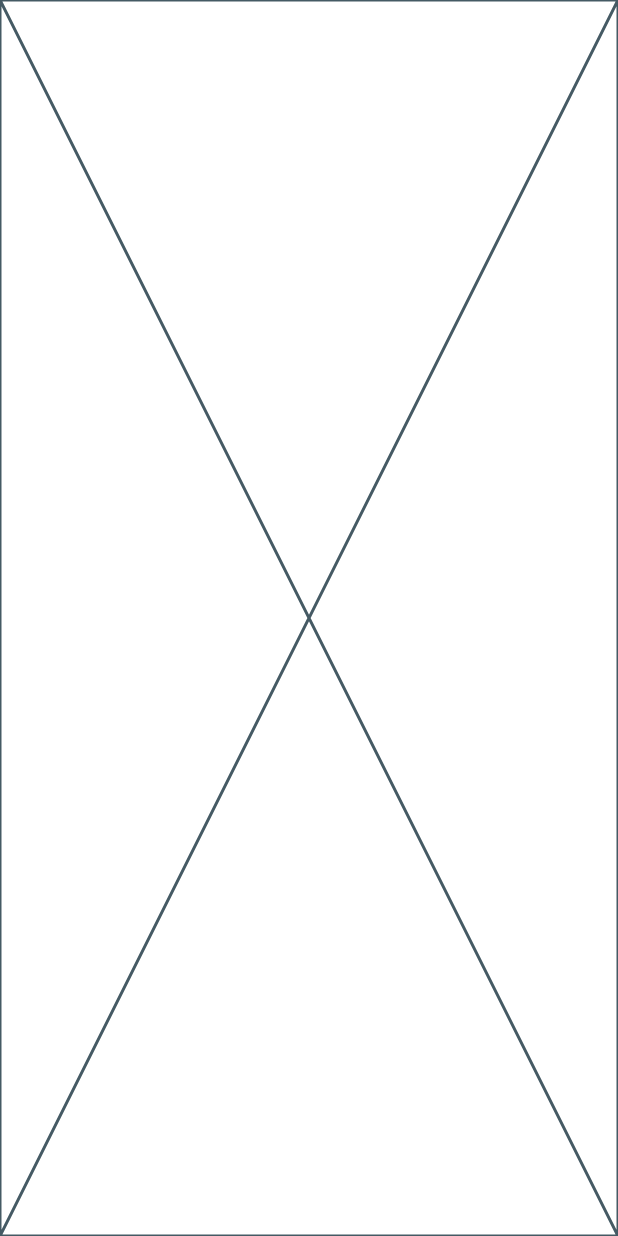
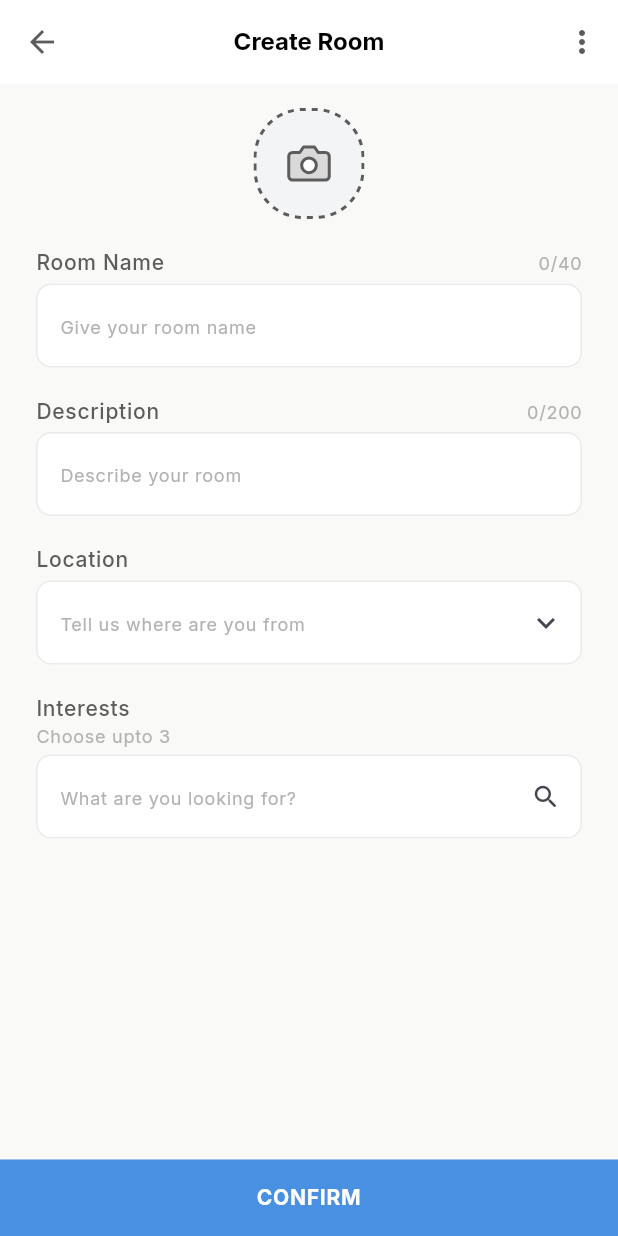
Before and after one commit to senioradventure/app-demo, a Flutter app: the screen it shows after launch, on a phone screen of 412 x 824 dp. Run offline on Flutter 3.47's test engine with Material 3 defaults, Android fonts, the phone set to English and light mode, and no system bars; our stand-ins replace dio, flutter_svg, google_fonts, image_picker.

Commit message:
create room

```diff
--- /dev/null
+++ b/lib/common/widgets/common_app_bar.dart
@@ -0,0 +1,46 @@
+import 'package:flutter/material.dart';
+import 'package:senior_circle/theme/colors/app_colors.dart';
+
+class CommonAppBar extends StatelessWidget implements PreferredSizeWidget {
+  final String title;
+  final int? activeCount;
+
+  const CommonAppBar({super.key, required this.title, this.activeCount});
+
+  @override
+  Widget build(BuildContext context) {
+    return AppBar(
+      elevation: 0,
+      backgroundColor: Colors.white,
+
+      leading: IconButton(
+        icon: const Icon(Icons.arrow_back, color: AppColors.iconColor),
+        onPressed: () => Navigator.pop(context),
+      ),
+
+      title: Text(title, style: Theme.of(context).textTheme.headlineMedium),
+      centerTitle: true,
+
+      actions: [
+        if (activeCount != null)
+          Padding(
+            padding: const EdgeInsets.symmetric(horizontal: 4.0),
+            child: Text(
+              "$activeCount active",
+              style: Theme.of(context).textTheme.bodyMedium!.copyWith(
+                color: AppColors.buttonBlue,
+                fontWeight: FontWeight.w600,
+              ),
+            ),
+          ),
+        IconButton(
+          icon: const Icon(Icons.more_vert, color: AppColors.iconColor),
+          onPressed: () {},
+        ),
+      ],
+    );
+  }
+
+  @override
+  Size get preferredSize => Size.fromHeight(kToolbarHeight);
+}
--- /dev/null
+++ b/lib/common/widgets/image_picker_widget/image_picker_widget.dart
@@ -0,0 +1,53 @@
+import 'dart:io';
+import 'package:flutter/material.dart';
+import 'package:flutter_svg/svg.dart';
+import 'package:image_picker/image_picker.dart';
+
+class ImagePickerCircle extends StatefulWidget {
+  final Function(XFile?) onImageSelected; // callback to return picked image
+  final double size;
+  final String placeholderAsset;
+
+  const ImagePickerCircle({
+    super.key,
+    required this.onImageSelected,
+    this.size = 74,
+    this.placeholderAsset = 'assets/icons/camera.svg',
+  });
+
+  @override
+  State<ImagePickerCircle> createState() => _ImagePickerCircleState();
+}
+
+class _ImagePickerCircleState extends State<ImagePickerCircle> {
+  final ImagePicker _picker = ImagePicker();
+  File? _file;
+
+  Future<void> pickImage() async {
+    final XFile? image = await _picker.pickImage(source: ImageSource.gallery);
+    if (image != null) {
+      setState(() {
+        _file = File(image.path);
+      });
+
+      widget.onImageSelected(image); // return XFile to parent
+    }
+  }
+
+  @override
+  Widget build(BuildContext context) {
+    return GestureDetector(
+      onTap: pickImage,
+      child: SizedBox(
+        width: widget.size,
+        height: widget.size,
+        child: _file == null
+            ? SvgPicture.asset(widget.placeholderAsset, fit: BoxFit.contain)
+            : CircleAvatar(
+                radius: widget.size / 2,
+                backgroundImage: FileImage(_file!),
+              ),
+      ),
+    );
+  }
+}
--- /dev/null
+++ b/lib/common/widgets/text_field_with_counter.dart
@@ -0,0 +1,87 @@
+import 'package:flutter/material.dart';
+
+class TextFieldWithCounter extends StatefulWidget {
+  final int maxLength;
+  final String? hintText;
+  final TextEditingController? controller;
+  final String? label;
+
+  const TextFieldWithCounter({
+    super.key,
+    required this.maxLength,
+    this.hintText,
+    this.controller,
+    this.label,
+  });
+
+  @override
+  State<TextFieldWithCounter> createState() => _TextFieldWithCounterState();
+}
+
+class _TextFieldWithCounterState extends State<TextFieldWithCounter> {
+  late TextEditingController _controller;
+  int _currentLength = 0;
+
+  @override
+  void initState() {
+    super.initState();
+    // Use provided controller or create a new one
+    _controller = widget.controller ?? TextEditingController();
+    _currentLength = _controller.text.length;
+
+    // Listen to controller changes
+    _controller.addListener(_updateLength);
+  }
+
+  @override
+  void dispose() {
+    // Only dispose if we created the controller internally
+    if (widget.controller == null) {
+      _controller.dispose();
+    }
+    super.dispose();
+  }
+
+  void _updateLength() {
+    setState(() {
+      _currentLength = _controller.text.length;
+    });
+  }
+
+  @override
+  Widget build(BuildContext context) {
+    return Column(
+      crossAxisAlignment: CrossAxisAlignment.start,
+      children: [
+        // Header row with dynamic counter
+        Row(
+          mainAxisAlignment: MainAxisAlignment.spaceBetween,
+          children: [
+            Text(
+              widget.label ?? '',
+              style: Theme.of(context).textTheme.labelMedium,
+            ),
+            Text(
+              '$_currentLength/${widget.maxLength}',
+              style: Theme.of(context).textTheme.labelSmall,
+            ),
+          ],
+        ),
+
+        const SizedBox(height: 4),
+
+        // TextField
+        TextField(
+          controller: _controller,
+          maxLength: widget.maxLength,
+          decoration: InputDecoration(
+            hintText: widget.hintText,
+            hintStyle: Theme.of(context).textTheme.labelSmall,
+            counterText: '', // Hide the default counter
+          ),
+        ),
+        SizedBox(height: 20),
+      ],
+    );
+  }
+}
--- /dev/null
+++ b/lib/features/createroom/presentation/create_room_screen.dart
@@ -0,0 +1,92 @@
+import 'dart:io';
+import 'package:flutter/material.dart';
+import 'package:image_picker/image_picker.dart';
+import 'package:senior_circle/common/widgets/common_app_bar.dart';
+import 'package:senior_circle/common/widgets/image_picker_widget/image_picker_widget.dart';
+import 'package:senior_circle/common/widgets/text_field_with_counter.dart';
+import 'package:senior_circle/features/createroom/presentation/widgets/create_room_confirmbutton_widget.dart';
+import 'package:senior_circle/features/createroom/presentation/widgets/create_room_interest_widget.dart';
+import 'package:senior_circle/features/createroom/presentation/widgets/create_room_location_textfield_widget.dart';
+import 'package:senior_circle/theme/strings/lists.dart';
+
+class CreateRoomScreen extends StatefulWidget {
+  const CreateRoomScreen({super.key});
+
+  @override
+  State<CreateRoomScreen> createState() => _CreateRoomScreenState();
+}
+
+class _CreateRoomScreenState extends State<CreateRoomScreen> {
+  late TextEditingController _roomNameController;
+  late TextEditingController _descriptionController;
+
+  File? _selectedImageFile;
+  XFile? _selectedXFile;
+
+  @override
+  void initState() {
+    super.initState();
+    _roomNameController = TextEditingController();
+    _descriptionController = TextEditingController();
+  }
+
+  @override
+  void dispose() {
+    _roomNameController.dispose();
+    _descriptionController.dispose();
+    super.dispose();
+  }
+
+  @override
+  Widget build(BuildContext context) {
+    return Scaffold(
+      appBar: const CommonAppBar(title: 'Create Room', activeCount: null),
+      body: SingleChildScrollView(
+        padding: const EdgeInsets.symmetric(vertical: 16, horizontal: 24),
+        child: Column(
+          crossAxisAlignment: CrossAxisAlignment.center,
+          children: [
+            ImagePickerCircle(
+              onImageSelected: (XFile? file) {
+                setState(() {
+                  _selectedXFile = file;
+                  _selectedImageFile = file != null ? File(file.path) : null;
+                });
+              },
+            ),
+
+            const SizedBox(height: 20),
+
+            TextFieldWithCounter(
+              controller: _roomNameController,
+              hintText: 'Give your room name',
+              maxLength: 40,
+              label: 'Room Name',
+            ),
+
+            TextFieldWithCounter(
+              controller: _descriptionController,
+              hintText: 'Describe your room',
+              maxLength: 200,
+              label: 'Description',
+            ),
+
+            LocationTextField(controller: null),
+
+            InterestPicker(
+              allInterests: AppLists.interests,
+              onChanged: (selected) {
+                print("Selected Interests: $selected");
+              },
+            ),
+          ],
+        ),
+      ),
+      bottomNavigationBar: ConfirmButton(
+        onTap: () {
+          print("Create Room Tapped");
+        },
+      ),
+    );
+  }
+}
--- /dev/null
+++ b/lib/features/createroom/presentation/widgets/create_room_confirmbutton_widget.dart
@@ -0,0 +1,28 @@
+import 'package:flutter/material.dart';
+import 'package:senior_circle/theme/colors/app_colors.dart';
+
+class ConfirmButton extends StatelessWidget {
+  final VoidCallback onTap;
+
+  const ConfirmButton({super.key, required this.onTap});
+
+  @override
+  Widget build(BuildContext context) {
+    return GestureDetector(
+      onTap: onTap,
+      child: Container(
+        width: double.infinity,
+        padding: const EdgeInsets.symmetric(vertical: 16),
+        decoration: BoxDecoration(color: AppColors.buttonBlue),
+        child: Text(
+          'CONFIRM',
+          textAlign: TextAlign.center,
+          style: Theme.of(context).textTheme.labelMedium!.copyWith(
+            color: AppColors.white,
+            fontWeight: FontWeight.w700,
+          ),
+        ),
+      ),
+    );
+  }
+}
--- /dev/null
+++ b/lib/features/createroom/presentation/widgets/create_room_interest_chip_widget.dart
@@ -0,0 +1,41 @@
+import 'package:flutter/material.dart';
+import 'package:senior_circle/theme/colors/app_colors.dart';
+
+class InterestChip extends StatelessWidget {
+  final String label;
+  final VoidCallback? onRemove;
+
+  const InterestChip({super.key, required this.label, this.onRemove});
+
+  @override
+  Widget build(BuildContext context) {
+    return Container(
+      height: 33,
+      padding: const EdgeInsets.symmetric(horizontal: 8, vertical: 6),
+      margin: const EdgeInsets.only(right: 8, bottom: 8),
+      decoration: BoxDecoration(
+        color: AppColors.white,
+        borderRadius: BorderRadius.circular(28),
+        border: Border.all(color: AppColors.borderColor),
+      ),
+      child: Row(
+        mainAxisSize: MainAxisSize.min,
+        children: [
+          Text(label, style: Theme.of(context).textTheme.labelMedium),
+          const SizedBox(width: 6),
+
+          // Delete Button
+          GestureDetector(
+            onTap: onRemove,
+            child: const Icon(
+              Icons.close_rounded,
+              size: 18,
+              weight: 2,
+              color: AppColors.iconColor,
+            ),
+          ),
+        ],
+      ),
+    );
+  }
+}
--- /dev/null
+++ b/lib/features/createroom/presentation/widgets/create_room_interest_widget.dart
@@ -0,0 +1,127 @@
+import 'package:flutter/material.dart';
+import 'package:senior_circle/features/createroom/presentation/widgets/create_room_interest_chip_widget.dart';
+import 'package:senior_circle/theme/colors/app_colors.dart';
+
+class InterestPicker extends StatefulWidget {
+  final List<String> allInterests;
+  final Function(List<String>)? onChanged;
+
+  const InterestPicker({super.key, required this.allInterests, this.onChanged});
+
+  @override
+  State<InterestPicker> createState() => _InterestPickerState();
+}
+
+class _InterestPickerState extends State<InterestPicker> {
+  final TextEditingController _controller = TextEditingController();
+
+  List<String> selected = [];
+  List<String> filtered = [];
+  bool showDropdown = false;
+
+  @override
+  void initState() {
+    super.initState();
+
+    _controller.addListener(() {
+      final query = _controller.text.toLowerCase();
+
+      setState(() {
+        filtered = widget.allInterests
+            .where(
+              (item) =>
+                  item.toLowerCase().contains(query) &&
+                  !selected.contains(item),
+            )
+            .toList();
+
+        showDropdown = filtered.isNotEmpty && query.isNotEmpty;
+      });
+    });
+  }
+
+  void addInterest(String interest) {
+    if (selected.length >= 3) return;
+
+    setState(() {
+      selected.add(interest);
+      _controller.clear();
+      showDropdown = false;
+    });
+
+    widget.onChanged?.call(selected);
+  }
+
+  void removeInterest(String interest) {
+    setState(() {
+      selected.remove(interest);
+    });
+
+    widget.onChanged?.call(selected);
+  }
+
+  @override
+  Widget build(BuildContext context) {
+    return Column(
+      crossAxisAlignment: CrossAxisAlignment.start,
+      children: [
+        Text("Interests", style: Theme.of(context).textTheme.labelMedium),
+        Text("Choose upto 3", style: Theme.of(context).textTheme.labelSmall),
+        SizedBox(height: 4),
+        TextField(
+          controller: _controller,
+          decoration: InputDecoration(
+            hintText: 'What are you looking for?',
+            hintStyle: Theme.of(context).textTheme.labelSmall,
+            suffixIcon: const Icon(Icons.search_rounded, size: 20),
+          ),
+          enabled: selected.length < 3,
+        ),
+        // Dropdown Suggestions
+        if (showDropdown)
+          Container(
+            margin: const EdgeInsets.only(top: 4),
+            padding: const EdgeInsets.symmetric(vertical: 6),
+            decoration: BoxDecoration(
+              color: AppColors.white,
+              borderRadius: BorderRadius.circular(8),
+              boxShadow: [
+                BoxShadow(
+                  color: AppColors.iconColor,
+                  blurRadius: 8,
+                  spreadRadius: 2,
+                ),
+              ],
+            ),
+            child: ListView(
+              shrinkWrap: true,
+              children: filtered
+                  .map(
+                    (item) => ListTile(
+                      title: Text(
+                        item,
+                        style: Theme.of(context).textTheme.labelMedium,
+                      ),
+                      dense: true,
+                      onTap: () => addInterest(item),
+                    ),
+                  )
+                  .toList(),
+            ),
+          ),
+        const SizedBox(height: 12),
+        Wrap(
+          spacing: 8,
+          children: selected
+              .map(
+                (item) => InterestChip(
+                  label: item,
+                  onRemove: () => removeInterest(item),
+                ),
+              )
+              .toList(),
+        ),
+      ],
+    );
+  }
+}
--- /dev/null
+++ b/lib/features/createroom/presentation/widgets/create_room_location_textfield_widget.dart
@@ -0,0 +1,64 @@
+import 'package:flutter/material.dart';
+
+class LocationTextField extends StatefulWidget {
+  final TextEditingController? controller;
+  final VoidCallback? onDropdownPressed;
+
+  const LocationTextField({super.key, this.controller, this.onDropdownPressed});
+
+  @override
+  State<LocationTextField> createState() => _LocationTextFieldState();
+}
+
+class _LocationTextFieldState extends State<LocationTextField> {
+  late TextEditingController _controller;
+
+  @override
+  void initState() {
+    super.initState();
+    // Use provided controller or create a new one
+    _controller = widget.controller ?? TextEditingController();
+  }
+
+  @override
+  void dispose() {
+    // Only dispose if we created the controller internally
+    if (widget.controller == null) {
+      _controller.dispose();
+    }
+    super.dispose();
+  }
+
+  @override
+  Widget build(BuildContext context) {
+    return Column(
+      crossAxisAlignment: CrossAxisAlignment.start,
+      children: [
+        // Label
+        Padding(
+          padding: const EdgeInsets.only(bottom: 4),
+          child: Text(
+            "Location",
+            style: Theme.of(context).textTheme.labelMedium,
+          ),
+        ),
+
+        // TextField with dropdown arrow
+        TextField(
+          controller: _controller,
+          decoration: InputDecoration(
+            hintText: "Tell us where are you from",
+            hintStyle: Theme.of(context).textTheme.labelSmall,
+            counterText: '',
+            suffixIcon: IconButton(
+              icon: const Icon(Icons.keyboard_arrow_down),
+              onPressed: widget.onDropdownPressed ?? () {},
+            ),
+          ),
+        ),
+
+        const SizedBox(height: 20),
+      ],
+    );
+  }
+}
--- a/lib/main.dart
+++ b/lib/main.dart
@@ -1,22 +1,22 @@
 import 'package:flutter/material.dart';
-import 'package:senior_circle/features/home/home_page.dart';
+import 'package:senior_circle/features/createroom/presentation/create_room_screen.dart';
+import 'package:senior_circle/theme/apptheme/app_theme.dart';
 
 void main() {
-  runApp(const MyApp());
+  runApp(const SeniorCircleApp());
 }
 
-class MyApp extends StatelessWidget {
-  const MyApp({super.key});
+class SeniorCircleApp extends StatelessWidget {
+  const SeniorCircleApp({super.key});
 
-  // This widget is the root of your application.
   @override
   Widget build(BuildContext context) {
     return MaterialApp(
-      title: 'Flutter Demo',
-      theme: ThemeData(
-        colorScheme: ColorScheme.fromSeed(seedColor: Colors.deepPurple),
-      ),
-      home: const HomePage(),
+      title: 'Senior Circle',
+      theme: AppTheme.lightMode,
+      darkTheme: AppTheme.darkMode,
+      debugShowCheckedModeBanner: false,
+      home: const CreateRoomScreen(),
     );
   }
 }
--- /dev/null
+++ b/lib/theme/apptheme/app_theme.dart
@@ -0,0 +1,38 @@
+import 'package:flutter/material.dart';
+import 'package:senior_circle/theme/colors/app_colors.dart';
+import 'package:senior_circle/theme/texttheme/text_theme.dart';
+
+class AppTheme {
+  static ThemeData lightMode = ThemeData(
+    brightness: Brightness.light,
+    scaffoldBackgroundColor: AppColors.backgroundColor,
+    textTheme: AppTextTheme.lightTextTheme,
+    appBarTheme: AppBarTheme(
+      backgroundColor: AppColors.white,
+      iconTheme: IconThemeData(color: AppColors.iconColor),
+    ),
+    inputDecorationTheme: InputDecorationTheme(
+      filled: true,
+      fillColor: AppColors.white,
+
+      border: OutlineInputBorder(
+        borderRadius: BorderRadius.all(Radius.circular(10.0)),
+        borderSide: BorderSide(color: AppColors.borderColor),
+      ),
+      enabledBorder: OutlineInputBorder(
+        borderRadius: BorderRadius.all(Radius.circular(10.0)),
+        borderSide: BorderSide(color: AppColors.borderColor),
+      ),
+      focusedBorder: OutlineInputBorder(
+        borderRadius: BorderRadius.all(Radius.circular(10.0)),
+        borderSide: BorderSide(color: AppColors.buttonBlue, width: 2),
+      ),
+    ),
+  );
+
+  static ThemeData darkMode = ThemeData(
+    brightness: Brightness.dark,
+    //scaffoldBackgroundColor: ,
+    textTheme: AppTextTheme.darkTextTheme,
+  );
+}
--- /dev/null
+++ b/lib/theme/colors/app_colors.dart
@@ -0,0 +1,13 @@
+import 'dart:ui';
+
+class AppColors {
+  static const Color textBlack = Color(0xFF000000);
+  static const Color textWhite = Color(0xFFF9F9F7);
+  static const Color iconColor = Color(0xFF5C5C5C);
+  static const Color backgroundColor = Color(0xFFF9F9F7);
+  static const Color white = Color(0xFFFFFFFF);
+  static const Color textGray = Color(0xFF5C5C5C);
+  static const Color textLightGray = Color(0xFFB2B2B2);
+  static const Color buttonBlue = Color(0xFF4A90E2);
+  static const Color borderColor = Color(0xFFEAEAEA);
+}
--- /dev/null
+++ b/lib/theme/strings/lists.dart
@@ -0,0 +1,24 @@
+class AppLists {
+  static const List<String> interests = [
+    "Sports",
+    "Music",
+    "Technology",
+    "Fitness",
+    "Books",
+    "Travel",
+    "Gaming",
+    "Photography",
+    "Cooking",
+    "Art",
+    "Movies",
+    "Science",
+    "History",
+    "Nature",
+    "Fashion",
+    "Health",
+    "Education",
+    "Politics",
+    "Business",
+    "Environment",
+  ];
+}
--- /dev/null
+++ b/lib/theme/texttheme/text_theme.dart
@@ -0,0 +1,28 @@
+import 'package:flutter/material.dart';
+import 'package:google_fonts/google_fonts.dart';
+import 'package:senior_circle/theme/colors/app_colors.dart';
+
+class AppTextTheme {
+  static TextTheme lightTextTheme = TextTheme(
+    labelMedium: GoogleFonts.inter(
+      fontSize: 14,
+      fontWeight: FontWeight.w500,
+      color: AppColors.textGray,
+      fontStyle: FontStyle.normal,
+    ),
+    labelSmall: GoogleFonts.inter(
+      fontSize: 12,
+      fontWeight: FontWeight.w400,
+      color: AppColors.textLightGray,
+      fontStyle: FontStyle.normal,
+    ),
+    headlineMedium: GoogleFonts.inter(
+      fontSize: 16,
+      fontWeight: FontWeight.w700,
+      color: AppColors.textBlack,
+      fontStyle: FontStyle.normal,
+    ),
+  );
+
+  static TextTheme darkTextTheme = TextTheme();
+}
--- a/pubspec.yaml
+++ b/pubspec.yaml
@@ -39,6 +39,10 @@ dependencies:
   flutter_bloc: ^9.1.1
   get_it: ^9.1.1
   dio: ^5.9.0
+  google_fonts: ^6.3.3
+  provider: ^6.1.5+1
+  flutter_svg: ^2.2.3
+  image_picker: ^1.2.1
 
 dev_dependencies:
   flutter_test:
```
Also changed, not shown: assets/icons/camera.svg (added), pubspec.lock, 7 other files.
